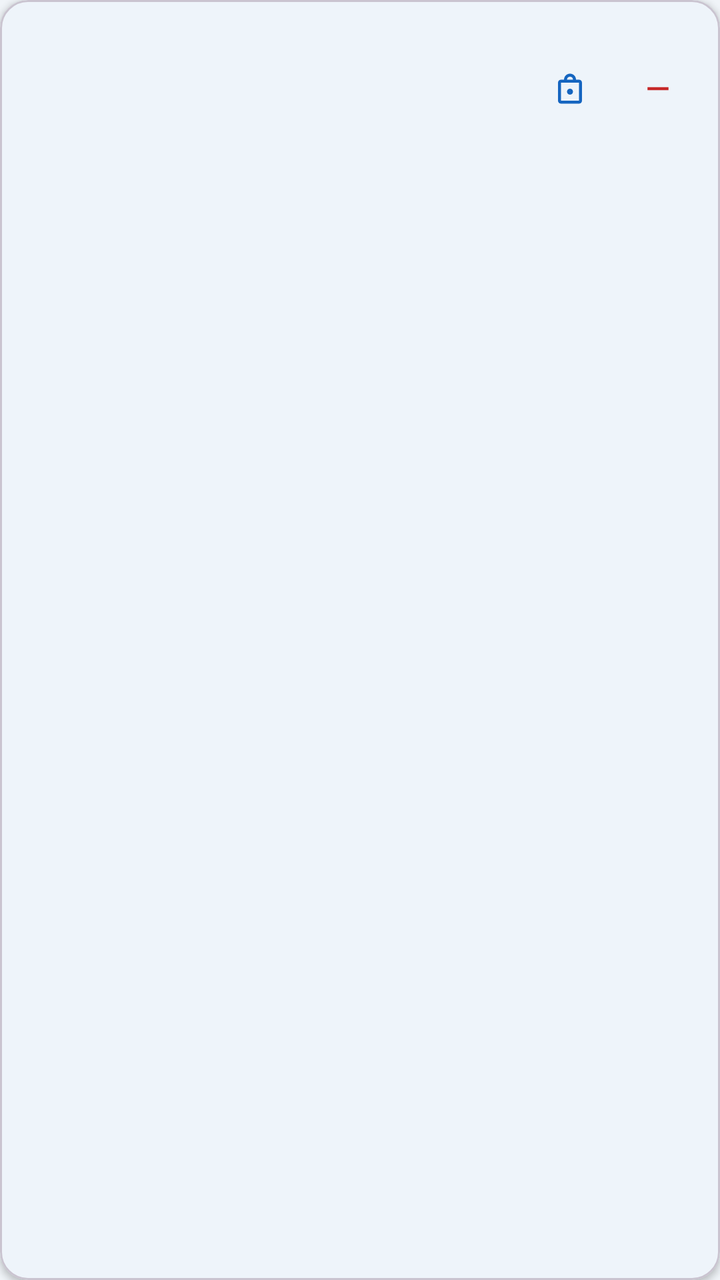
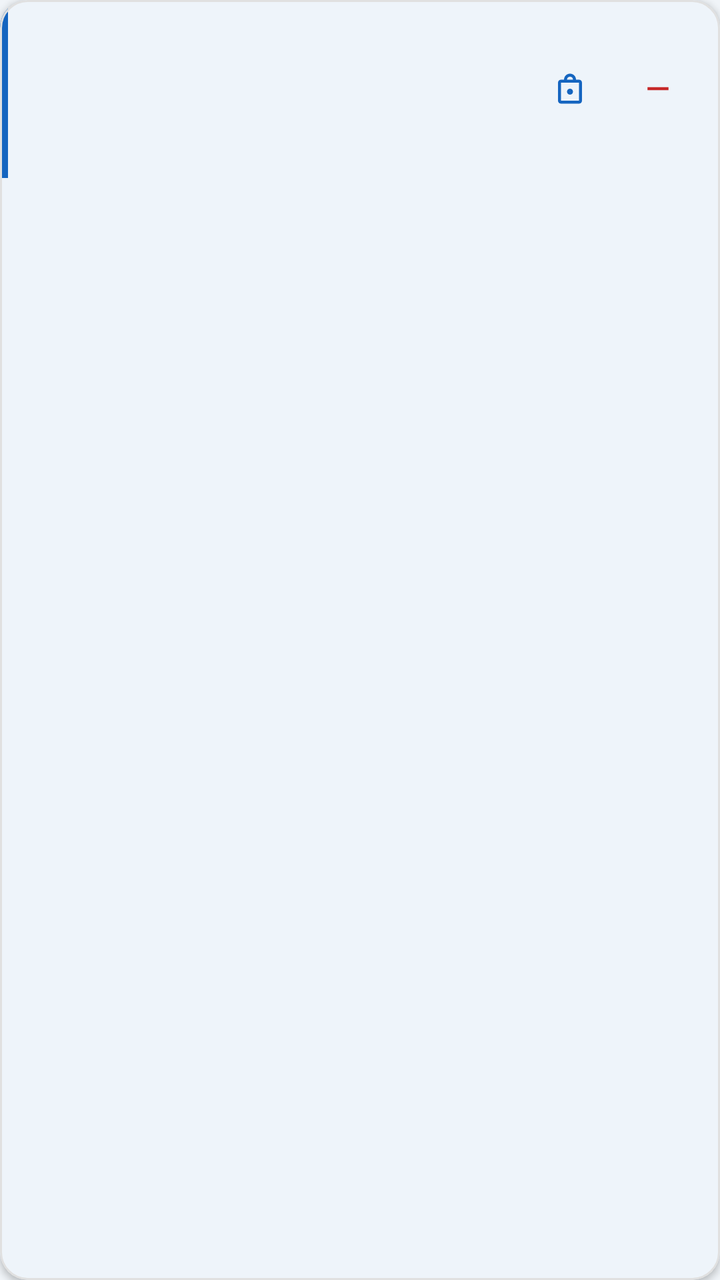

An Android layout rendered at two revisions. The XML below is the earlier revision; the diff shows what the commit changed to produce the second picture.
<!-- AndroidManifest.xml: application theme Theme.Test -->
<!-- res/layout/item_pending_order.xml -->
<?xml version="1.0" encoding="utf-8"?>
<com.google.android.material.card.MaterialCardView xmlns:android="http://schemas.android.com/apk/res/android"
    xmlns:app="http://schemas.android.com/apk/res-auto"
    android:layout_width="match_parent"
    android:layout_height="wrap_content"
    android:layout_marginBottom="10dp"
    app:cardBackgroundColor="@color/surface"
    app:cardCornerRadius="14dp"
    app:cardElevation="2dp">

    <LinearLayout
        android:layout_width="match_parent"
        android:layout_height="wrap_content"
        android:gravity="center_vertical"
        android:orientation="horizontal"
        android:padding="14dp">

        
        <LinearLayout
            android:layout_width="0dp"
            android:layout_height="wrap_content"
            android:layout_weight="1"
            android:orientation="vertical">

            <TextView
                android:id="@+id/tvPendingName"
                android:layout_width="wrap_content"
                android:layout_height="wrap_content"
                android:textColor="@color/text_primary"
                android:textSize="15sp"
                android:textStyle="bold" />

            <TextView
                android:id="@+id/tvPendingMeta"
                android:layout_width="wrap_content"
                android:layout_height="wrap_content"
                android:layout_marginTop="2dp"
                android:fontFamily="monospace"
                android:textColor="@color/text_secondary"
                android:textSize="11sp" />

            <TextView
                android:id="@+id/tvPendingQtyTotal"
                android:layout_width="wrap_content"
                android:layout_height="wrap_content"
                android:layout_marginTop="5dp"
                android:textColor="@color/primary"
                android:textSize="14sp"
                android:textStyle="bold" />
        </LinearLayout>

        
        <com.google.android.material.button.MaterialButton
            android:id="@+id/btnEditItem"
            style="@style/Widget.Material3.Button.IconButton"
            android:layout_width="40dp"
            android:layout_height="40dp"
            android:layout_marginStart="8dp"
            app:icon="@drawable/ic_product"
            app:iconSize="18dp"
            app:iconTint="@color/primary" />

        
        <com.google.android.material.button.MaterialButton
            android:id="@+id/btnDeleteItem"
            style="@style/Widget.Material3.Button.IconButton"
            android:layout_width="40dp"
            android:layout_height="40dp"
            android:layout_marginStart="4dp"
            app:icon="@drawable/ic_remove"
            app:iconSize="18dp"
            app:iconTint="@color/red" />
    </LinearLayout>
</com.google.android.material.card.MaterialCardView>
<!-- resources referenced by this layout -->
<resources>
  <color name="primary">#1565C0</color>
  <color name="red">#C62828</color>
  <color name="surface">#FFFFFF</color>
  <color name="text_primary">#212121</color>
  <color name="text_secondary">#616161</color>
  <!-- drawable ic_product (drawable) -->
  <vector xmlns:android="http://schemas.android.com/apk/res/android"
      android:width="48dp"
      android:height="48dp"
      android:viewportWidth="24"
      android:viewportHeight="24">
      <path android:fillColor="#1565C0"
          android:pathData="M18,6h-2C16,3.79 14.21,2 12,2S8,3.79 8,6H6C4.9,6 4,6.9 4,8v12c0,1.1 0.9,2 2,2h12c1.1,0 2,-0.9 2,-2V8C20,6.9 19.1,6 18,6zM12,4c1.1,0 2,0.9 2,2h-4C10,4.9 10.9,4 12,4zM18,20H6V8h12V20zM12,12c-1.1,0 -2,0.9 -2,2s0.9,2 2,2 2,-0.9 2,-2S13.1,12 12,12z"/>
  </vector>
  <!-- drawable ic_remove (drawable) -->
  <vector xmlns:android="http://schemas.android.com/apk/res/android"
      android:width="24dp"
      android:height="24dp"
      android:viewportWidth="24"
      android:viewportHeight="24">
      <path
          android:fillColor="#FFFFFF"
          android:pathData="M19,13H5v-2h14v2z"/>
  </vector>
  <style name="Theme.Test" parent="Base.Theme.Test" />
  <style name="Base.Theme.Test" parent="Theme.Material3.Light.NoActionBar">
          <item name="android:windowBackground">@color/background</item>
          <item name="colorPrimary">@color/primary</item>
          <item name="colorOnPrimary">@color/white</item>
          <item name="colorPrimaryContainer">@color/light_primary</item>
          <item name="colorOnPrimaryContainer">@color/primary_dark</item>
          <item name="colorSurface">@color/surface</item>
          <item name="colorOnSurface">@color/text_primary</item>
          <item name="colorSurfaceVariant">@color/background</item>
          <item name="android:statusBarColor">@android:color/transparent</item>
      </style>
  <color name="background">#F0F4F8</color>
  <color name="white">#FFFFFFFF</color>
  <color name="light_primary">#E3F2FD</color>
  <color name="primary_dark">#0D47A1</color>
</resources>

<!-- the commit's change to res/layout/item_pending_order.xml (unified diff, before → after) -->
@@ -12,8 +12,21 @@
         android:layout_width="match_parent"
         android:layout_height="wrap_content"
         android:gravity="center_vertical"
-        android:orientation="horizontal"
-        android:padding="14dp">
+        android:orientation="horizontal">
+
+        
+        <View
+            android:layout_width="4dp"
+            android:layout_height="match_parent"
+            android:background="@color/primary" />
+
+        <LinearLayout
+            android:layout_width="0dp"
+            android:layout_height="wrap_content"
+            android:layout_weight="1"
+            android:gravity="center_vertical"
+            android:orientation="horizontal"
+            android:padding="14dp">
 
         
         <LinearLayout
@@ -70,5 +83,7 @@
             app:icon="@drawable/ic_remove"
             app:iconSize="18dp"
             app:iconTint="@color/red" />
+
+        </LinearLayout>
     </LinearLayout>
 </com.google.android.material.card.MaterialCardView>
<!-- resource entries referenced after the edit -->
@@ -24,21 +24,47 @@
           android:fillColor="#FFFFFF"
           android:pathData="M19,13H5v-2h14v2z"/>
   </vector>
-  <style name="Theme.Test" parent="Base.Theme.Test" />
+  <style name="Theme.Test" parent="Base.Theme.Test">
+          <item name="android:windowAnimationStyle">@style/WindowAnimation.Slide</item>
+      </style>
   <style name="Base.Theme.Test" parent="Theme.Material3.Light.NoActionBar">
           <item name="android:windowBackground">@color/background</item>
           <item name="colorPrimary">@color/primary</item>
           <item name="colorOnPrimary">@color/white</item>
           <item name="colorPrimaryContainer">@color/light_primary</item>
           <item name="colorOnPrimaryContainer">@color/primary_dark</item>
+          <item name="colorSecondary">@color/primary_light</item>
+          <item name="colorOnSecondary">@color/white</item>
+          <item name="colorSecondaryContainer">@color/light_primary</item>
+          <item name="colorTertiary">@color/success</item>
+          <item name="colorOnTertiary">@color/white</item>
+          <item name="colorError">@color/red</item>
+          <item name="colorOnError">@color/white</item>
+          <item name="colorErrorContainer">@color/error_light</item>
           <item name="colorSurface">@color/surface</item>
           <item name="colorOnSurface">@color/text_primary</item>
           <item name="colorSurfaceVariant">@color/background</item>
+          <item name="colorOnSurfaceVariant">@color/text_secondary</item>
+          <item name="colorOutline">@color/outline</item>
+          <item name="colorOutlineVariant">@color/light_gray</item>
           <item name="android:statusBarColor">@android:color/transparent</item>
+          <item name="android:navigationBarColor">@color/surface</item>
+          <item name="android:windowLightNavigationBar" tools:targetApi="27">true</item>
+      </style>
+  <style name="WindowAnimation.Slide" parent="@android:style/Animation.Activity">
+          <item name="android:activityOpenEnterAnimation">@anim/slide_in_right</item>
+          <item name="android:activityOpenExitAnimation">@anim/slide_out_left</item>
+          <item name="android:activityCloseEnterAnimation">@anim/slide_in_left</item>
+          <item name="android:activityCloseExitAnimation">@anim/slide_out_right</item>
       </style>
   <color name="background">#F0F4F8</color>
   <color name="white">#FFFFFFFF</color>
   <color name="light_primary">#E3F2FD</color>
   <color name="primary_dark">#0D47A1</color>
+  <color name="primary_light">#1976D2</color>
+  <color name="success">#2E7D32</color>
+  <color name="error_light">#FFEBEE</color>
+  <color name="outline">#79747E</color>
+  <color name="light_gray">#E0E0E0</color>
 </resources>
 
